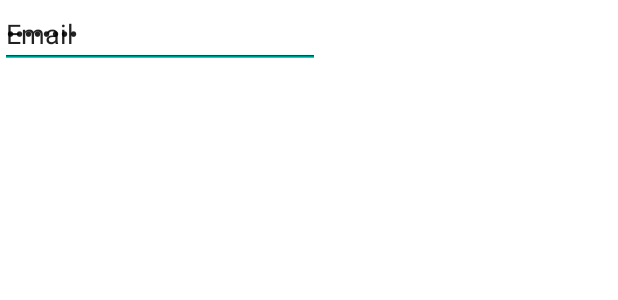
After one commit to victorgson/ProjektArbete, an Android app: the layout activity_sign_up.xml on its own in the app's theme, with its tools: preview values and no code run, on a phone screen of 412 x 824 dp. The commit adds this screen. Shown: the top 300 px of the screen. Run offline under Robolectric (Android 15) with nearby library versions, the phone set to English and light mode, and no system bars.

Commit message:
Started with email/password sign up/in

```diff
--- a/app/src/main/AndroidManifest.xml
+++ b/app/src/main/AndroidManifest.xml
@@ -10,12 +10,14 @@
         android:supportsRtl="true"
         android:theme="@style/Theme.ProjektArbete">
         <activity
+            android:name=".SignUpActivity"
+            android:exported="true" />
+        <activity
             android:name=".MainActivity"
             android:exported="true" />
         <activity
             android:name=".LoginActivity"
             android:exported="true">
-
             <intent-filter>
                 <action android:name="android.intent.action.MAIN" />
 
--- a/app/src/main/java/com/example/projektarbete/LoginActivity.java
+++ b/app/src/main/java/com/example/projektarbete/LoginActivity.java
@@ -57,7 +57,9 @@ public class LoginActivity extends AppCompatActivity {
         } else {
             // not signed in
 
-         gso = new GoogleSignInOptions.Builder(GoogleSignInOptions.DEFAULT_SIGN_IN)
+
+        }
+        gso = new GoogleSignInOptions.Builder(GoogleSignInOptions.DEFAULT_SIGN_IN)
                 .requestIdToken(getString(R.string.default_web_client_id))
                 .requestEmail()
                 .build();
@@ -66,7 +68,6 @@ public class LoginActivity extends AppCompatActivity {
         SignInButton btn = (SignInButton) findViewById(R.id.btnSignIn);
 
         btn.setOnClickListener(view -> signIn());
-        }
     }
 
     public void signIn() {
--- /dev/null
+++ b/app/src/main/res/layout/activity_sign_up.xml
@@ -0,0 +1,29 @@
+<?xml version="1.0" encoding="utf-8"?>
+<androidx.constraintlayout.widget.ConstraintLayout xmlns:android="http://schemas.android.com/apk/res/android"
+    xmlns:app="http://schemas.android.com/apk/res-auto"
+    xmlns:tools="http://schemas.android.com/tools"
+    android:layout_width="match_parent"
+    android:layout_height="match_parent"
+    tools:context=".SignUpActivity">
+
+    <EditText
+        android:id="@+id/editTextTextEmailAddress2"
+        android:layout_width="wrap_content"
+        android:layout_height="wrap_content"
+        android:ems="10"
+        android:inputType="textEmailAddress"
+        tools:layout_editor_absoluteX="100dp"
+        tools:layout_editor_absoluteY="109dp"
+        tools:text="Email" />
+
+    <EditText
+        android:id="@+id/editTextNumberPassword"
+        android:layout_width="wrap_content"
+        android:layout_height="wrap_content"
+        android:ems="10"
+        android:inputType="numberPassword"
+        tools:layout_editor_absoluteX="103dp"
+        tools:layout_editor_absoluteY="167dp"
+        tools:text="Password" />
+
+</androidx.constraintlayout.widget.ConstraintLayout>
```
Also changed, not shown: app/src/main/java/com/example/projektarbete/SignUpActivity.java (added, +65 -0 lines), app/src/main/res/layout/activity_login.xml (+8 -0 lines), app/src/main/java/com/example/projektarbete/App.java (line endings or trailing spaces).
